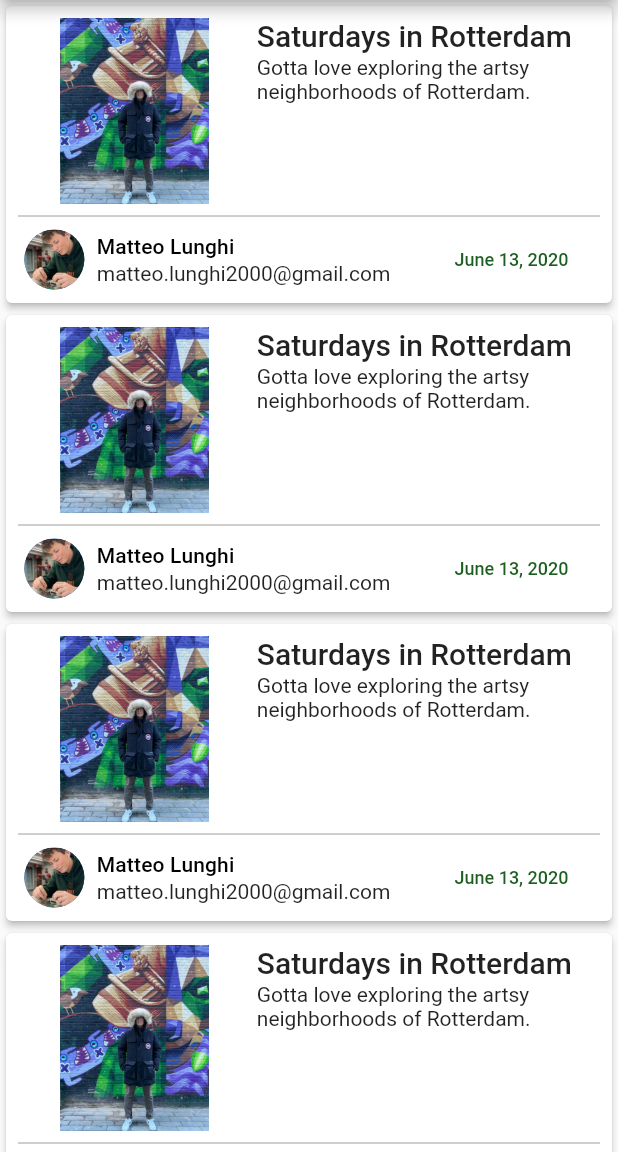
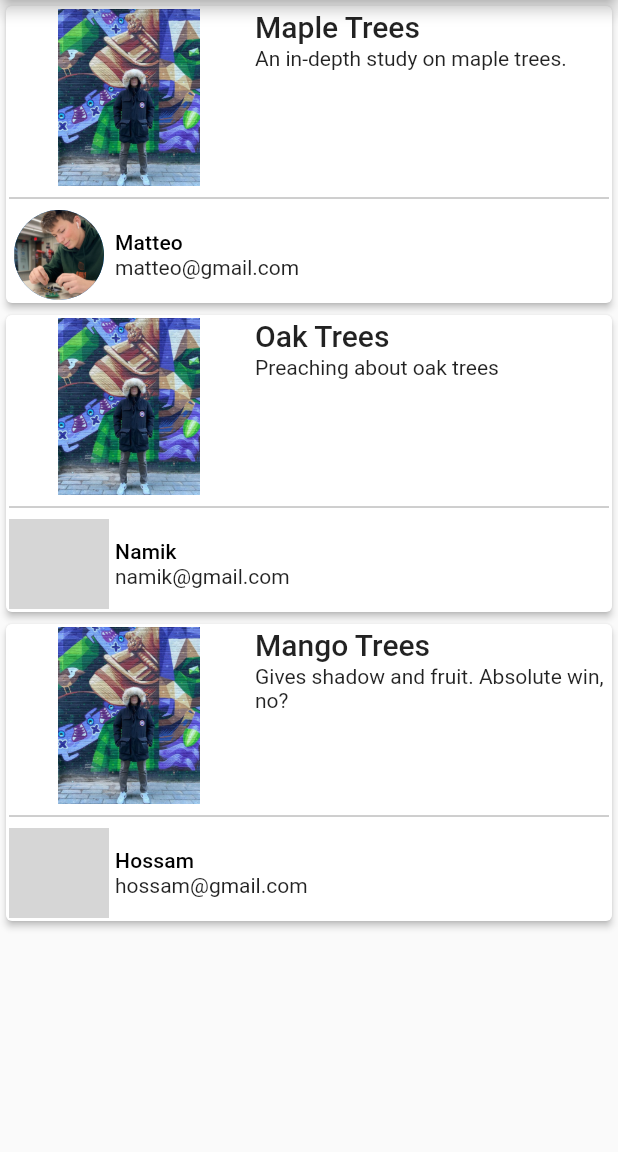
Before and after one commit to mlunghi/flutter-socialmedia, a Flutter app: the screen it shows after launch, on a phone screen of 412 x 824 dp, the part 84-1236 px from its top. Run offline on Flutter 3.47's test engine with Material 2 defaults, Android fonts, the phone set to English and light mode, and no system bars; grey boxes are pictures that could not be loaded.

```diff
--- a/leaf_social/lib/demo_values.dart
+++ b/leaf_social/lib/demo_values.dart
@@ -1,9 +1,70 @@
+import 'post_model.dart';
+import 'user_model.dart';
+
 class DemoValues {
-  static final String userImage = "assets/profile.png";
-  static final String postImage = "assets/post.png";
-  static final String userName = "Matteo Lunghi";
-  static final String userEmail = "matteo.lunghi2000@gmail.com";
-  static final String postTime = "June 13, 2020";
-  static final String postTitle = "Saturdays in Rotterdam";
-  static final String postSummary = "Gotta love exploring the artsy neighborhoods of Rotterdam.";
+  static final List<UserModel> users = [
+    UserModel(
+      id: "1",
+      name: "Matteo",
+      email: "matteo@gmail.com",
+      image: "assets/profile.png",
+      followers: 123,
+      joined: DateTime(2019, 4, 30),
+      posts: 12,
+    ),
+    UserModel(
+      id: "2",
+      name: "Namik",
+      email: "namik@gmail.com",
+      image: "assets/namik.jpg",
+      followers: 456,
+      joined: DateTime(2018, 5, 30),
+      posts: 13,
+    ),
+    UserModel(
+      id: "3",
+      name: "Hossam",
+      email: "hossam@gmail.com",
+      image: "assets/hossam.png",
+      followers: 789,
+      joined: DateTime(2017, 6, 30),
+      posts: 14,
+    ),
+  ];
+
+  static final List<PostModel> posts = [
+    PostModel(
+      id: "1",
+      author: users[0],
+      title: "Maple Trees",
+      summary: "An in-depth study on maple trees.",
+      body: "The study is a lie. I just really really like maple trees.",
+      imageURL: "assets/post.png",
+      postTime: DateTime(2019, 6, 29),
+      reacts: 123,
+      views: 456,
+    ),
+    PostModel(
+      id: "2",
+      author: users[1],
+      title: "Oak Trees",
+      summary: "Preaching about oak trees",
+      body: "Oak trees are the best. All other trees are sub-par.",
+      imageURL: "assets/post.png",
+      postTime: DateTime(2019, 4, 13),
+      reacts: 321,
+      views: 654,
+    ),
+    PostModel(
+      id: "5",
+      author: users[2],
+      title: "Mango Trees",
+      summary: "Gives shadow and fruit. Absolute win, no?",
+      body: "I just love mangos. What's better than mangos? The tree that gives mangos.",
+      imageURL: "assets/post.png",
+      postTime: DateTime(2019, 1, 12),
+      reacts: 213,
+      views: 546,
+    ),
+  ];
 }
--- a/leaf_social/lib/feed.dart
+++ b/leaf_social/lib/feed.dart
@@ -1,13 +1,17 @@
-
-import 'dart:convert';
 
 import 'package:flutter/material.dart';
 import 'demo_values.dart';
+import 'single_post.dart';
 import 'themes.dart';
 import 'single_post.dart';
+import 'post_model.dart';
+import 'inherited_post.dart';
+import 'user_details.dart';
 
-class Feed extends StatelessWidget {
-  const Feed({Key key}) : super(key: key);
+class PostCard extends StatelessWidget {
+  final PostModel postData;
+
+  const PostCard({Key key, @required this.postData}) : super(key: key);
 
   @override
   Widget build(BuildContext context) {
@@ -15,26 +19,29 @@ class Feed extends StatelessWidget {
 
     return GestureDetector(
       onTap: () {
-        // this function will handle the navigation to the new page
-        Navigator.push(context, MaterialPageRoute(
-          builder: (BuildContext context) {
+        Navigator.push(context,
+            MaterialPageRoute(builder: (BuildContext context) {
           return SinglePost();
-          }
-        ));
+        }));
       },
       child: AspectRatio(
         aspectRatio: aspectRatio,
         child: Card(
           elevation: 2,
           child: Container(
-            margin: const EdgeInsets.all(4.0),
-            padding: const EdgeInsets.all(4.0),
+            margin: const EdgeInsets.all(1.0),
+            padding: const EdgeInsets.all(1.0),
+
+            // I created it here!
+            child: InheritedPostModel(
+              postData: postData,
               child: Column(
                 children: <Widget>[
                   _Post(),
                   Divider(color: Colors.grey),
                   _PostDetails(),
                 ],
+              ),
             ),
           ),
         ),
@@ -62,8 +69,9 @@ class _PostTitleAndSummary extends StatelessWidget {
   Widget build(BuildContext context) {
     final TextStyle titleTheme = Theme.of(context).textTheme.title;
     final TextStyle summaryTheme = Theme.of(context).textTheme.body1;
-    final String title = DemoValues.postTitle;
-    final String summary = DemoValues.postSummary;
+    final PostModel postData = InheritedPostModel.of(context).postData;
+    final String title = postData.title;
+    final String summary = postData.summary;
 
     return Expanded(
       flex: 3,
@@ -86,9 +94,11 @@ class _PostTitleAndSummary extends StatelessWidget {
 class _PostImage extends StatelessWidget {
   const _PostImage({Key key}) : super(key: key);
 
+
   @override
   Widget build(BuildContext context) {
-    return Expanded(flex: 2, child: Image.asset(DemoValues.postImage));
+    final PostModel postData = InheritedPostModel.of(context).postData;
+    return Expanded(flex: 2, child: Image.asset(postData.imageURL));
   }
 }
 
@@ -97,65 +107,13 @@ class _PostDetails extends StatelessWidget {
 
   @override
   Widget build(BuildContext context) {
+    final PostModel postData = InheritedPostModel.of(context).postData;
+
     return Row(
       children: <Widget>[
-        _UserImage(),
-        _UserNameAndEmail(),
-        _PostTimeStamp(),
+        Expanded(flex: 3, child: UserDetails(userData: postData.author)),
+        //Expanded(flex: 1, child: PostStats()),
       ],
     );
   }
 }
-
-class _UserNameAndEmail extends StatelessWidget {
-  const _UserNameAndEmail({Key key}) : super(key: key);
-
-  @override
-  Widget build(BuildContext context) {
-    final TextStyle nameTheme = Theme.of(context).textTheme.subtitle;
-    final TextStyle emailTheme = Theme.of(context).textTheme.body1;
-
-    return Expanded(
-      flex: 5,
-      child: Padding(
-        padding: const EdgeInsets.all(4.0),
-        child: Column(
-          mainAxisAlignment: MainAxisAlignment.start,
-          crossAxisAlignment: CrossAxisAlignment.start,
-          children: <Widget>[
-            Text(DemoValues.userName, style: nameTheme),
-            SizedBox(height: 2.0),
-            Text(DemoValues.userEmail, style: emailTheme),
-          ],
-        ),
-      ),
-    );
-  }
-}
-
-class _UserImage extends StatelessWidget {
-  const _UserImage({Key key}) : super(key: key);
-
-  @override
-  Widget build(BuildContext context) {
-    return Expanded(
-      flex: 1,
-      child: CircleAvatar(
-        backgroundImage: AssetImage(DemoValues.userImage),
-      ),
-    );
-  }
-}
-
-class _PostTimeStamp extends StatelessWidget {
-  const _PostTimeStamp({Key key}) : super(key: key);
-
-  @override
-  Widget build(BuildContext context) {
-    final TextStyle timeTheme = TextThemes.dateStyle;
-    return Expanded(
-      flex: 2,
-      child: Text(DemoValues.postTime, style: timeTheme),
-    );
-  }
-}
--- a/leaf_social/lib/home_page.dart
+++ b/leaf_social/lib/home_page.dart
@@ -1,4 +1,5 @@
 import 'package:flutter/material.dart';
+import 'demo_values.dart';
 import 'feed.dart';
 
 class HomePage extends StatelessWidget {
@@ -11,9 +12,9 @@ class HomePage extends StatelessWidget {
         title: Text("Leaf"),
       ),
       body: ListView.builder (
-        itemCount: 5, //number of items to display in list
+        itemCount: 3, //number of items to display in list
         itemBuilder: (BuildContext content, int index) {
-          return Feed(); //function to build each item
+          return PostCard(postData: DemoValues.posts[index],); //function to build each item
         },
       ),
     );
--- /dev/null
+++ b/leaf_social/lib/inherited_post.dart
@@ -0,0 +1,23 @@
+import 'package:flutter/material.dart';
+import 'post_model.dart';
+
+class InheritedPostModel extends InheritedWidget {
+  final PostModel postData;
+  final Widget child;
+
+  InheritedPostModel({
+    Key key,
+    @required this.postData,
+    this.child,
+  }) : super(key: key, child: child);
+
+  static InheritedPostModel of(BuildContext context) {
+    return (context.inheritFromWidgetOfExactType(InheritedPostModel)
+        as InheritedPostModel);
+  }
+
+  @override
+  bool updateShouldNotify(InheritedPostModel oldWidget) {
+    return true;
+  }
+}
--- /dev/null
+++ b/leaf_social/lib/inherited_user.dart
@@ -0,0 +1,20 @@
+import 'package:flutter/material.dart';
+import 'user_model.dart';
+
+class InheritedUserModel extends InheritedWidget {
+  final UserModel userData;
+  final Widget child;
+
+  InheritedUserModel({Key key, @required this.userData, this.child})
+      : super(key: key, child: child);
+
+  static InheritedUserModel of(BuildContext context) {
+    return (context.inheritFromWidgetOfExactType(InheritedUserModel)
+        as InheritedUserModel);
+  }
+
+  @override
+  bool updateShouldNotify(InheritedUserModel oldWidget) {
+    return true;
+  }
+}
--- /dev/null
+++ b/leaf_social/lib/post_model.dart
@@ -0,0 +1,26 @@
+import 'package:flutter/material.dart';
+import 'user_model.dart';
+
+class PostModel {
+  final String id;
+  final String title;
+  final String summary;
+  final String body;
+  final String imageURL;
+  final DateTime postTime;
+  final int reacts;
+  final int views;
+  final UserModel author;
+
+  const PostModel({
+    @required this.id,
+    @required this.title,
+    @required this.summary,
+    @required this.body,
+    @required this.imageURL,
+    @required this.author,
+    @required this.postTime,
+    @required this.reacts,
+    @required this.views,
+  });
+}
--- a/leaf_social/lib/single_post.dart
+++ b/leaf_social/lib/single_post.dart
@@ -1,5 +1,4 @@
 import 'package:flutter/material.dart';
-import 'demo_values.dart';
 
 class SinglePost extends StatelessWidget {
 
@@ -12,7 +11,6 @@ class SinglePost extends StatelessWidget {
       appBar: AppBar(
         title: Text("Leaf"),
       ),
-      body: Image.asset(DemoValues.postImage),
     );
   }
 
--- /dev/null
+++ b/leaf_social/lib/user_details.dart
@@ -0,0 +1,61 @@
+import 'package:flutter/material.dart';
+//import 'common.dart';
+import 'user_model.dart';
+import 'inherited_user.dart';
+
+class UserDetails extends StatelessWidget {
+  final UserModel userData;
+
+  const UserDetails({Key key, @required this.userData}) : super(key: key);
+
+  @override
+  Widget build(BuildContext context) {
+    return InheritedUserModel(
+      userData: userData,
+      child: Container(
+        child: Row(children: <Widget>[_UserImage(), _UserNameAndEmail()]),
+      ),
+    );
+  }
+}
+
+class _UserNameAndEmail extends StatelessWidget {
+  const _UserNameAndEmail({Key key}) : super(key: key);
+
+  @override
+  Widget build(BuildContext context) {
+    final UserModel userData = InheritedUserModel.of(context).userData;
+    final TextStyle nameTheme = Theme.of(context).textTheme.subtitle;
+    final TextStyle emailTheme = Theme.of(context).textTheme.body1;
+    final int flex = 5;
+
+    return Expanded(
+      flex: flex,
+      child: Padding(
+        padding: const EdgeInsets.all(4.0),
+        child: Column(
+          mainAxisAlignment: MainAxisAlignment.start,
+          crossAxisAlignment: CrossAxisAlignment.start,
+          children: <Widget>[
+            Text(userData.name, style: nameTheme),
+            SizedBox(height: 1.0),
+            Text(userData.email, style: emailTheme),
+          ],
+        ),
+      ),
+    );
+  }
+}
+
+class _UserImage extends StatelessWidget {
+  const _UserImage({Key key}) : super(key: key);
+
+  @override
+  Widget build(BuildContext context) {
+    final UserModel userData = InheritedUserModel.of(context).userData;
+    return Expanded(
+      flex: 1,
+      child: CircleAvatar(radius :30, backgroundImage: AssetImage(userData.image)),
+    );
+  }
+}
--- /dev/null
+++ b/leaf_social/lib/user_model.dart
@@ -0,0 +1,22 @@
+
+import 'package:flutter/material.dart';
+
+class UserModel {
+  final String id;
+  final String name;
+  final String email;
+  final String image;
+  final int followers;
+  final DateTime joined;
+  final int posts;
+
+  const UserModel({
+    @required this.id,
+    @required this.name,
+    @required this.email,
+    @required this.image,
+    @required this.followers,
+    @required this.joined,
+    @required this.posts,
+  });
+}
```
Also changed, not shown: leaf_social/assets/hossam.png (added), leaf_social/assets/namik.jpg (added). Lines whose indentation alone changed are shown as unchanged.
